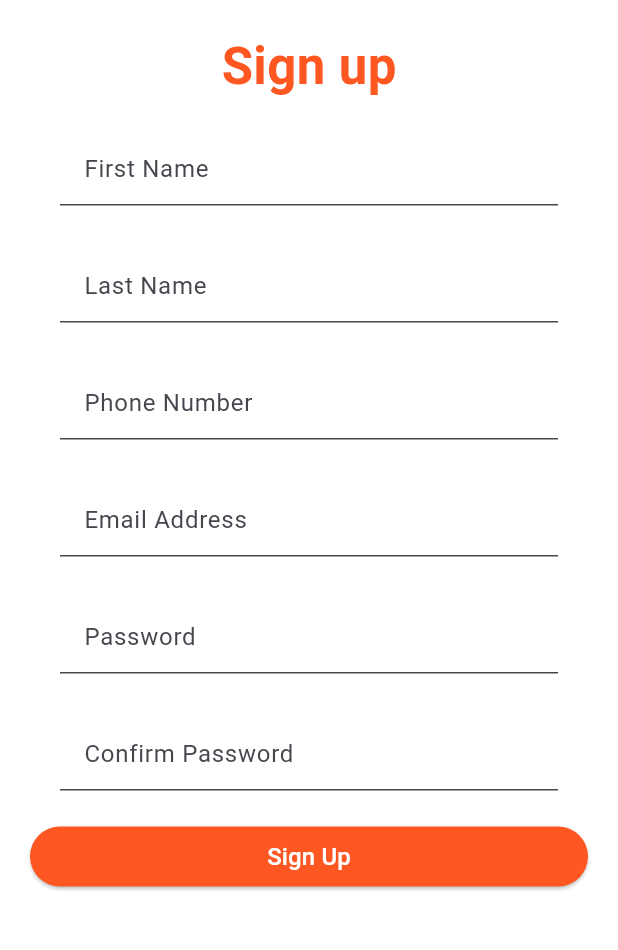
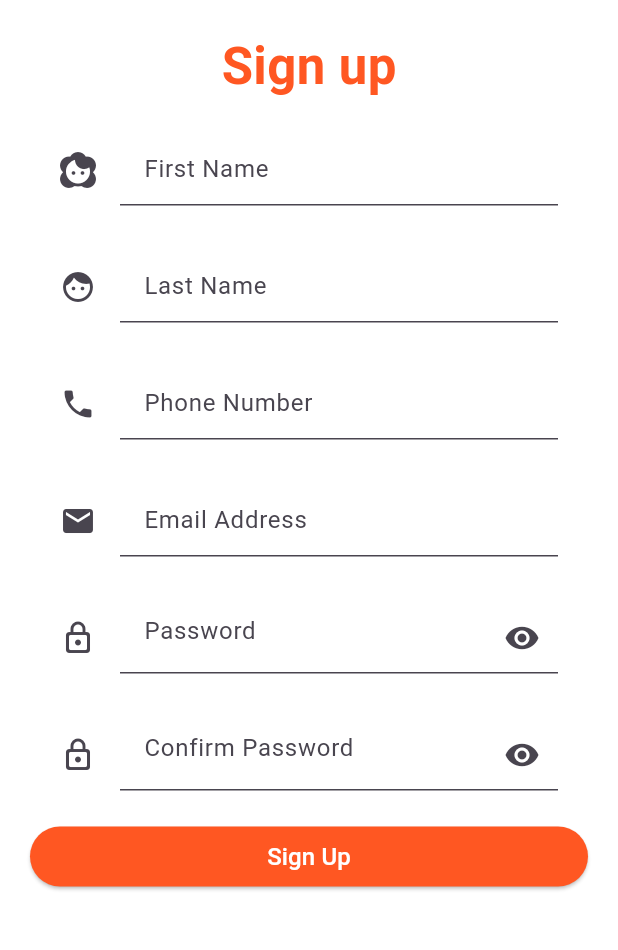
Before and after one commit to ASU-CarPool-Project/Drivers-App, a Flutter app: the screen it shows after launch, after a tap on "Don't have an account yet? Sign up here!", on a phone screen of 412 x 824 dp, the part 84-1034 px from its top. Run offline on Flutter 3.47's test engine with Material 3 defaults, Android fonts, the phone set to English and light mode, and no system bars; our stand-ins replace cloud_firestore, firebase_auth, firebase_core, firebase_database, fluttertoast; accounts and stored records are empty; network calls fail.

Commit message:
added the hide pass icon and other icons

```diff
--- a/lib/SignIn.dart
+++ b/lib/SignIn.dart
@@ -16,6 +16,7 @@
   GlobalKey<FormState> formKey = GlobalKey();
   TextEditingController controllerEmail = TextEditingController();
   TextEditingController controllerPassword = TextEditingController();
+  bool _isObscure = true;
 
   /////////////////////////////////////////////////////////////////////////////
 
@@ -111,7 +112,7 @@
                         height: 20,
                       ),
                       TextFormField(
-                        obscureText: true,
+                        obscureText: _isObscure, // _isObscure is a boolean variable to toggle visibility
                         controller: controllerPassword,
                         validator: (value) {
                           if (value == null || value.isEmpty) {
@@ -120,14 +121,25 @@
                             return null;
                           }
                         },
-                        decoration: const InputDecoration(
+                        decoration: InputDecoration(
                           filled: true,
                           fillColor: Colors.white70,
                           border: OutlineInputBorder(),
                           hintText: 'Password',
                           icon: Icon(Icons.lock_outline_rounded),
+                          suffixIcon: IconButton(
+                            icon: Icon(
+                              _isObscure ? Icons.visibility : Icons.visibility_off,
+                            ),
+                            onPressed: () {
+                              setState(() {
+                                _isObscure = !_isObscure;
+                              });
+                            },
+                          ),
                         ),
                       ),
+
                       const SizedBox(
                         height: 30,
                       ),
--- a/lib/SignUp.dart
+++ b/lib/SignUp.dart
@@ -21,6 +21,7 @@
   final TextEditingController _controllerPassword = TextEditingController();
   final TextEditingController _controllerConfirmPassword =
       TextEditingController();
+  bool _isObscure = true;
 
   double boxHeight = 30.0;
   static final RegExp _emailRegExp =
@@ -46,7 +47,8 @@
         'phone': _controllerPhone.text,
       });
 
-      print("User signed up successfully with UID: ${userCredential.user!.uid}");
+      print(
+          "User signed up successfully with UID: ${userCredential.user!.uid}");
       Fluttertoast.showToast(
         msg: "Sign In Successful!",
         toastLength: Toast.LENGTH_SHORT,
@@ -60,8 +62,10 @@
       // Reset the form after successful signup
       _formKey.currentState!.reset();
       // If sign-up is successful, navigate to home
-      Navigator.pushReplacement(context, MaterialPageRoute(builder: (context) => home()),);
-
+      Navigator.pushReplacement(
+        context,
+        MaterialPageRoute(builder: (context) => home()),
+      );
     } on FirebaseAuthException catch (e) {
       print("Failed to sign up: $e");
       // Handle sign-up errors here
@@ -115,7 +119,9 @@
                             decoration: const InputDecoration(
                               filled: true,
                               fillColor: Colors.white70,
-                                hintText: "First Name"),
+                              hintText: "First Name",
+                              icon: Icon(Icons.face_2),
+                            ),
                             controller: _controllerFirstName,
                             validator: (value) {
                               if (value == null || value.isEmpty) {
@@ -132,7 +138,9 @@
                             decoration: const InputDecoration(
                               filled: true,
                               fillColor: Colors.white70,
-                                hintText: "Last Name"),
+                              hintText: "Last Name",
+                              icon: Icon(Icons.face),
+                            ),
                             controller: _controllerLastName,
                             validator: (value) {
                               if (value == null || value.isEmpty) {
@@ -149,7 +157,9 @@
                             decoration: const InputDecoration(
                               filled: true,
                               fillColor: Colors.white70,
-                                hintText: "Phone Number"),
+                              hintText: "Phone Number",
+                              icon: Icon(Icons.phone),
+                            ),
                             controller: _controllerPhone,
                             validator: (value) {
                               if (value == null || value.isEmpty) {
@@ -166,7 +176,8 @@
                             decoration: const InputDecoration(
                                 filled: true,
                                 fillColor: Colors.white70,
-                                hintText: "Email Address"),
+                                hintText: "Email Address",
+                                icon: Icon(Icons.email)),
                             controller: _controllerEmail,
                             validator: (value) {
                               if (value == null || value.isEmpty) {
@@ -182,10 +193,25 @@
                             height: boxHeight,
                           ),
                           TextFormField(
-                            decoration: const InputDecoration(
+                            obscureText: _isObscure,
+                            decoration: InputDecoration(
                               filled: true,
                               fillColor: Colors.white70,
-                                hintText: "Password"),
+                              hintText: "Password",
+                              icon: Icon(Icons.lock_outline_rounded),
+                              suffixIcon: IconButton(
+                                icon: Icon(
+                                  _isObscure
+                                      ? Icons.visibility
+                                      : Icons.visibility_off,
+                                ),
+                                onPressed: () {
+                                  setState(() {
+                                    _isObscure = !_isObscure;
+                                  });
+                                },
+                              ),
+                            ),
                             controller: _controllerPassword,
                             validator: (value) {
                               if (value == null || value.isEmpty) {
@@ -201,15 +227,31 @@
                             height: boxHeight,
                           ),
                           TextFormField(
-                            decoration: const InputDecoration(
+                            obscureText: _isObscure,
+                            decoration: InputDecoration(
                               filled: true,
                               fillColor: Colors.white70,
-                                hintText: "Confirm Password"),
+                              hintText: "Confirm Password",
+                              icon: Icon(Icons.lock_outline_rounded),
+                              suffixIcon: IconButton(
+                                icon: Icon(
+                                  _isObscure
+                                      ? Icons.visibility
+                                      : Icons.visibility_off,
+                                ),
+                                onPressed: () {
+                                  setState(() {
+                                    _isObscure = !_isObscure;
+                                  });
+                                },
+                              ),
+                            ),
                             controller: _controllerConfirmPassword,
                             validator: (value) {
                               if (value == null || value.isEmpty) {
                                 return ("Re-enter Password");
-                              } else if (_controllerConfirmPassword.text != _controllerPassword.text) {
+                              } else if (_controllerConfirmPassword.text !=
+                                  _controllerPassword.text) {
                                 return "Passwords doesn't match";
                               } else {
                                 return null;
```
Lines whose indentation alone changed are shown as unchanged.
